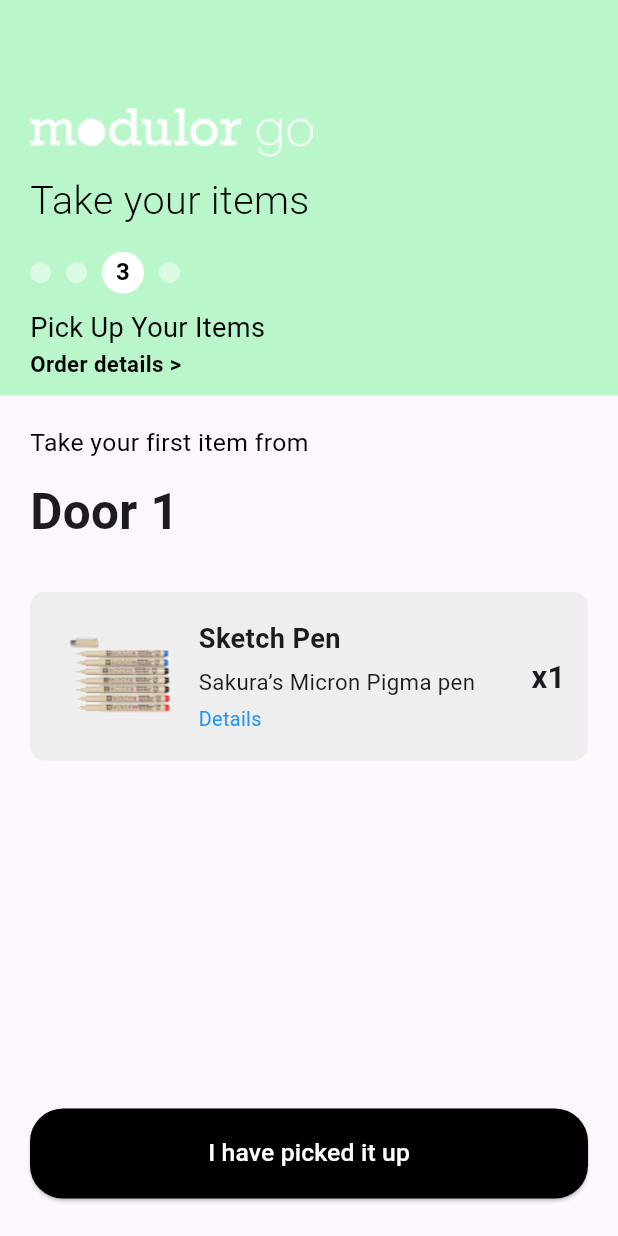
After one commit to MatusOremus123/ModularGO, a Flutter app: the CodeConfirmation2 screen opened directly, on a phone screen of 412 x 824 dp. The commit adds this screen. Run offline on Flutter 3.47's test engine with Material 3 defaults, Android fonts, the phone set to English and light mode, and no system bars.

Commit message:
Fixes to UI

```diff
--- /dev/null
+++ b/lib/screens/Code_Confirmation_2.dart
@@ -0,0 +1,213 @@
+import 'package:flutter/material.dart';
+import 'home_page.dart'; // Ensure this import is correct for your project structure
+
+class CodeConfirmation2 extends StatelessWidget {
+  @override
+  Widget build(BuildContext context) {
+    final screenHeight = MediaQuery.of(context).size.height;
+    final screenWidth = MediaQuery.of(context).size.width;
+
+    return Scaffold(
+      body: Column(
+        children: [
+          // Header Section
+          Container(
+            color: Colors.greenAccent.shade100,
+            width: screenWidth,
+            height: screenHeight * 0.32,
+            padding: EdgeInsets.symmetric(horizontal: 20, vertical: 10),
+            child: Column(
+              crossAxisAlignment: CrossAxisAlignment.start,
+              children: [
+                SizedBox(height: screenHeight * 0.075),
+                // MODULAR.png image
+                Row(
+                  mainAxisAlignment: MainAxisAlignment.start,
+                  children: [
+                    Image.asset(
+                      'assets/MODULAR.png',
+                      height: screenHeight * 0.04,
+                      fit: BoxFit.contain,
+                    ),
+                  ],
+                ),
+                SizedBox(height: 10),
+                Text(
+                  'Take your items',
+                  style: TextStyle(
+                    fontFamily: 'Roboto',
+                    fontSize: screenHeight * 0.032,
+                    color: Colors.black,
+                    fontWeight: FontWeight.w300,
+                  ),
+                ),
+                SizedBox(height: 15),
+                // Number System
+                Row(
+                  children: [
+                    CircleAvatar(
+                        radius: 7,
+                        backgroundColor: Colors.white.withOpacity(0.5)),
+                    SizedBox(width: 10),
+                    CircleAvatar(
+                        radius: 7,
+                        backgroundColor: Colors.white.withOpacity(0.5)),
+                    SizedBox(width: 10),
+                    CircleAvatar(
+                      radius: 14,
+                      backgroundColor: Colors.white,
+                      child: Text(
+                        '3',
+                        style: TextStyle(
+                          color: Colors.black,
+                          fontWeight: FontWeight.bold,
+                        ),
+                      ),
+                    ),
+                    SizedBox(width: 10),
+                    CircleAvatar(
+                        radius: 7,
+                        backgroundColor: Colors.white.withOpacity(0.5)),
+                  ],
+                ),
+                SizedBox(height: 10),
+                Text(
+                  'Pick Up Your Items',
+                  style: TextStyle(
+                    fontFamily: 'Roboto',
+                    fontSize: screenHeight * 0.022,
+                    fontWeight: FontWeight.w400,
+                    color: Colors.black,
+                  ),
+                ),
+                Text(
+                  'Order details >',
+                  style: TextStyle(
+                    fontFamily: 'Roboto',
+                    fontSize: screenHeight * 0.018,
+                    color: Colors.black,
+                    fontWeight: FontWeight.w600,
+                  ),
+                ),
+              ],
+            ),
+          ),
+
+          // Content Section
+          Expanded(
+            child: Padding(
+              padding: EdgeInsets.symmetric(horizontal: 20, vertical: 20),
+              child: Column(
+                crossAxisAlignment: CrossAxisAlignment.start,
+                children: [
+                  Text(
+                    'Take your first item from',
+                    style: TextStyle(
+                      fontSize: screenHeight * 0.02,
+                      fontFamily: 'Roboto',
+                      color: Colors.black,
+                      fontWeight: FontWeight.w400,
+                    ),
+                  ),
+                  SizedBox(height: 10),
+                  Text(
+                    'Door 1',
+                    style: TextStyle(
+                      fontSize: screenHeight * 0.04,
+                      fontWeight: FontWeight.bold,
+                    ),
+                  ),
+                  SizedBox(height: 30),
+                  Container(
+                    decoration: BoxDecoration(
+                      color: Colors.grey.shade200,
+                      borderRadius: BorderRadius.circular(10),
+                    ),
+                    padding: EdgeInsets.all(15),
+                    child: Row(
+                      children: [
+                        Image.asset(
+                          'assets/SketchPen.png',
+                          width: screenWidth * 0.2,
+                          fit: BoxFit.contain,
+                        ),
+                        SizedBox(width: 15),
+                        Column(
+                          crossAxisAlignment: CrossAxisAlignment.start,
+                          children: [
+                            Text(
+                              'Sketch Pen',
+                              style: TextStyle(
+                                fontSize: screenHeight * 0.022,
+                                fontWeight: FontWeight.bold,
+                              ),
+                            ),
+                            SizedBox(height: 5),
+                            Text(
+                              "Sakura’s Micron Pigma pen",
+                              style: TextStyle(
+                                fontSize: screenHeight * 0.018,
+                                fontWeight: FontWeight.w400,
+                              ),
+                            ),
+                            SizedBox(height: 5),
+                            Text(
+                              'Details',
+                              style: TextStyle(
+                                fontSize: screenHeight * 0.016,
+                                color: Colors.blue,
+                              ),
+                            ),
+                          ],
+                        ),
+                        Spacer(),
+                        Text(
+                          'x1',
+                          style: TextStyle(
+                            fontSize: screenHeight * 0.025,
+                            fontWeight: FontWeight.bold,
+                          ),
+                        ),
+                      ],
+                    ),
+                  ),
+                ],
+              ),
+            ),
+          ),
+
+          // Button Section with Navigation
+          Padding(
+            padding: EdgeInsets.symmetric(horizontal: 20, vertical: 25),
+            child: SizedBox(
+              width: double.infinity,
+              child: ElevatedButton(
+                onPressed: () {
+                  // Navigate to HomePage and replace current screen
+                  Navigator.pushReplacement(
+                    context,
+                    MaterialPageRoute(builder: (context) => HomePage()),
+                  );
+                },
+                style: ElevatedButton.styleFrom(
+                  backgroundColor: Colors.black,
+                  padding: EdgeInsets.symmetric(vertical: 18),
+                  shape: RoundedRectangleBorder(
+                    borderRadius: BorderRadius.circular(22),
+                  ),
+                ),
+                child: Text(
+                  'I have picked it up',
+                  style: TextStyle(
+                    fontSize: screenHeight * 0.02,
+                    color: Colors.white,
+                  ),
+                ),
+              ),
+            ),
+          ),
+        ],
+      ),
+    );
+  }
+}
```
Also changed, not shown: lib/screens/Code_Confirmation.dart (added, +209 -0 lines), lib/screens/check_out_page.dart (+1 -81 lines), lib/screens/VerificationScreen.dart (line endings or trailing spaces), lib/screens/register_screen.dart (line endings or trailing spaces).
